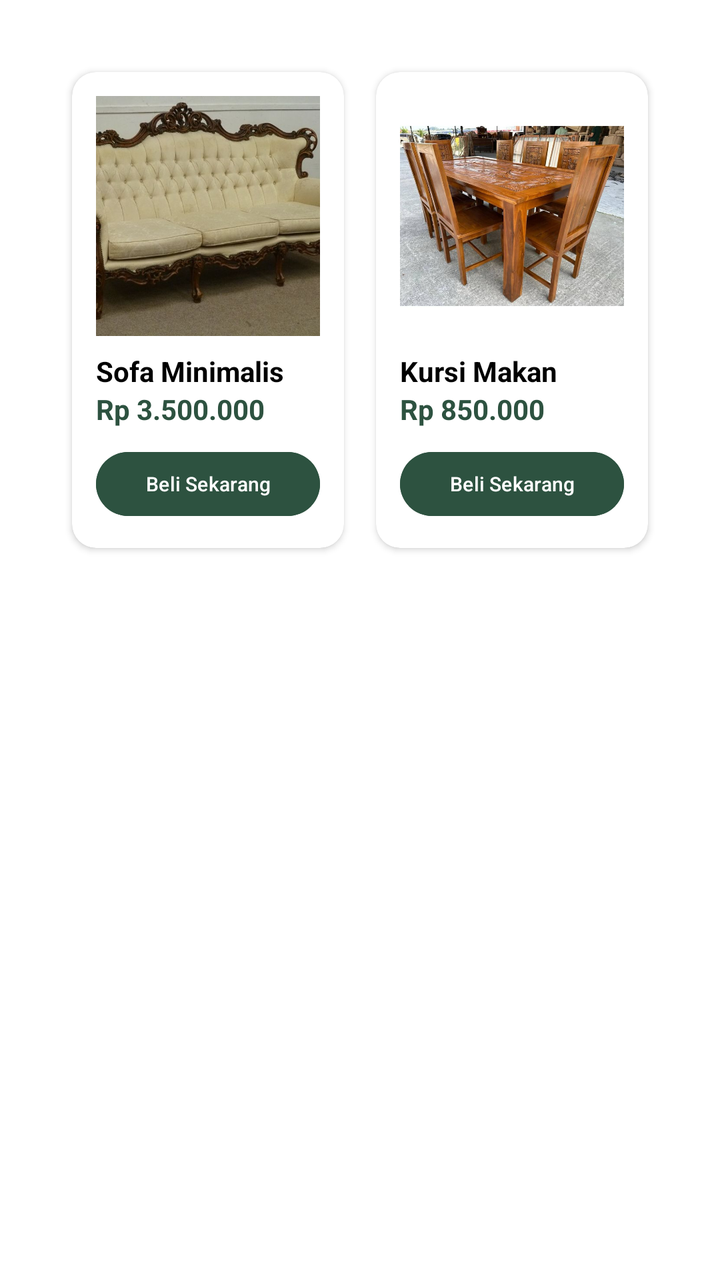
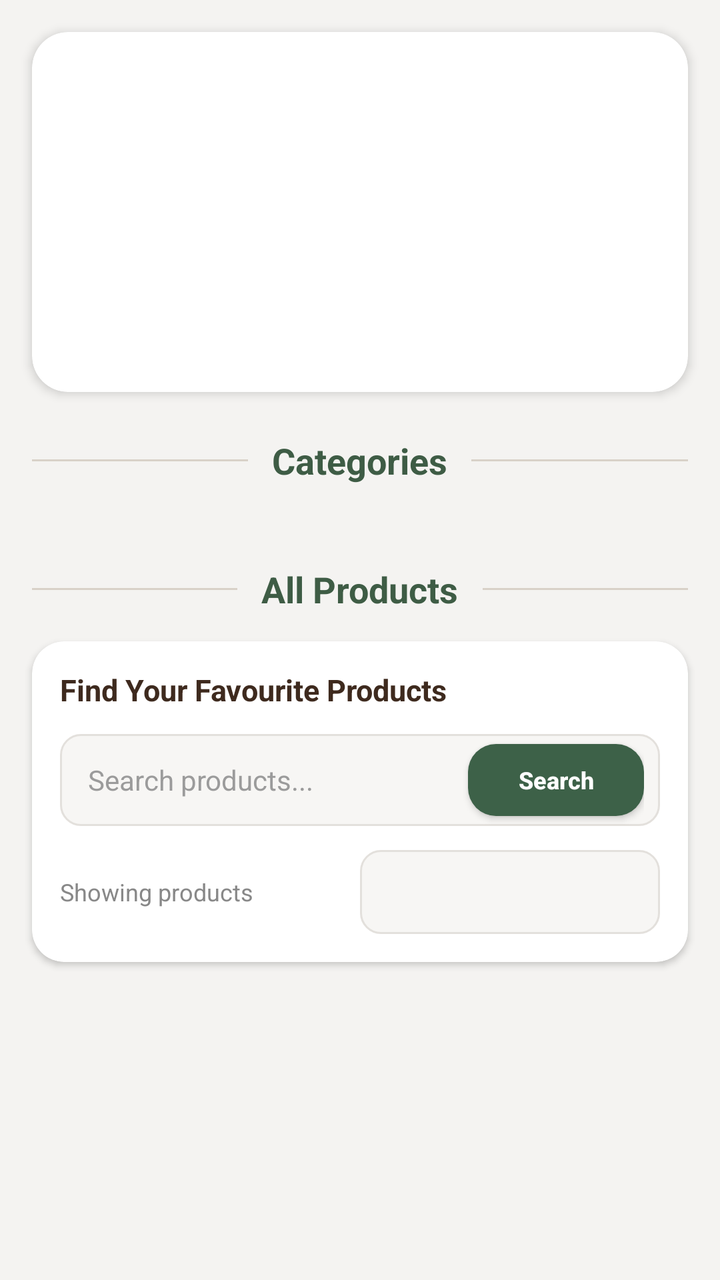

The first picture is an Android layout as it rendered before a commit; the second is the same layout after the commit. The layout source and the unified diff follow.
<!-- AndroidManifest.xml: application theme Theme.Proyek_UAS -->
<!-- res/layout/shop_fragment.xml -->
<?xml version="1.0" encoding="utf-8"?>
<androidx.constraintlayout.widget.ConstraintLayout
    xmlns:android="http://schemas.android.com/apk/res/android"
    xmlns:app="http://schemas.android.com/apk/res-auto"
    android:layout_width="match_parent"
    android:layout_height="match_parent"
    android:background="#F0F0F0">

    <LinearLayout
        android:layout_width="match_parent"
        android:layout_height="wrap_content"
        android:orientation="vertical">


        <LinearLayout
            android:layout_width="match_parent"
            android:layout_height="902dp"
            android:background="#FFFFFF"
            android:orientation="vertical"
            android:padding="20dp">

            <GridLayout
                android:layout_width="match_parent"
                android:layout_height="wrap_content"
                android:alignmentMode="alignMargins"
                android:columnCount="2"
                android:padding="8dp">

                <androidx.cardview.widget.CardView
                    android:layout_width="0dp"
                    android:layout_height="wrap_content"
                    android:layout_columnWeight="1"
                    android:layout_margin="8dp"
                    app:cardCornerRadius="12dp"
                    app:cardElevation="2dp">

                    <LinearLayout
                        android:layout_width="match_parent"
                        android:layout_height="wrap_content"
                        android:orientation="vertical"
                        android:padding="12dp">

                        <ImageView
                            android:id="@+id/img_produk_1"
                            android:layout_width="match_parent"
                            android:layout_height="120dp"
                            android:background="#E0E0E0"
                            android:scaleType="centerCrop"
                            android:src="@drawable/sofa" />

                        <TextView
                            android:layout_width="wrap_content"
                            android:layout_height="wrap_content"
                            android:layout_marginTop="8dp"
                            android:text="Sofa Minimalis"
                            android:textColor="#000000"
                            android:textStyle="bold" />

                        <TextView
                            android:layout_width="wrap_content"
                            android:layout_height="wrap_content"
                            android:text="Rp 3.500.000"
                            android:textColor="#2D5240"
                            android:textStyle="bold" />

                        <Button
                            android:layout_width="match_parent"
                            android:layout_height="40dp"
                            android:layout_marginTop="8dp"
                            android:backgroundTint="#2D5240"
                            android:text="Beli Sekarang"
                            android:textAllCaps="false"
                            android:textColor="#FFFFFF"
                            android:textSize="10sp" />
                    </LinearLayout>

                </androidx.cardview.widget.CardView>

                <androidx.cardview.widget.CardView
                    android:layout_width="0dp"
                    android:layout_height="wrap_content"
                    android:layout_columnWeight="1"
                    android:layout_margin="8dp"
                    app:cardCornerRadius="12dp"
                    app:cardElevation="2dp">

                    <LinearLayout
                        android:layout_width="match_parent"
                        android:layout_height="wrap_content"
                        android:orientation="vertical"
                        android:padding="12dp">

                        <ImageView
                            android:id="@+id/img_produk_2"
                            android:layout_width="match_parent"
                            android:layout_height="120dp"
                            android:background="#E0E0E0"
                            android:scaleType="centerCrop"
                            android:src="@drawable/meja_makan" />

                        <TextView
                            android:layout_width="wrap_content"
                            android:layout_height="wrap_content"
                            android:layout_marginTop="8dp"
                            android:text="Kursi Makan"
                            android:textColor="#000000"
                            android:textStyle="bold" />

                        <TextView
                            android:layout_width="wrap_content"
                            android:layout_height="wrap_content"
                            android:text="Rp 850.000"
                            android:textColor="#2D5240"
                            android:textStyle="bold" />

                        <Button
                            android:layout_width="match_parent"
                            android:layout_height="40dp"
                            android:layout_marginTop="8dp"
                            android:backgroundTint="#2D5240"
                            android:text="Beli Sekarang"
                            android:textAllCaps="false"
                            android:textColor="#FFFFFF"
                            android:textSize="10sp" />
                    </LinearLayout>

                </androidx.cardview.widget.CardView>

            </GridLayout>
        </LinearLayout>
    </LinearLayout>

</androidx.constraintlayout.widget.ConstraintLayout>
<!-- resources referenced by this layout -->
<resources>
  <!-- drawable meja_makan: jpeg bitmap (drawable, 96528 bytes) -->
  <!-- drawable sofa: jpeg bitmap (drawable, 56646 bytes) -->
  <style name="Theme.Proyek_UAS" parent="Base.Theme.Proyek_UAS" />
  <style name="Base.Theme.Proyek_UAS" parent="Theme.Material3.DayNight.NoActionBar">
          
          
      </style>
</resources>

<!-- the commit's change to res/layout/shop_fragment.xml (unified diff, before → after) -->
@@ -1,133 +1,396 @@
 <?xml version="1.0" encoding="utf-8"?>
-<androidx.constraintlayout.widget.ConstraintLayout
+<androidx.core.widget.NestedScrollView
     xmlns:android="http://schemas.android.com/apk/res/android"
     xmlns:app="http://schemas.android.com/apk/res-auto"
+    xmlns:tools="http://schemas.android.com/tools"
     android:layout_width="match_parent"
     android:layout_height="match_parent"
-    android:background="#F0F0F0">
+    android:background="#F4F3F1"
+    android:fillViewport="true"
+    tools:context=".ShopFragment">
 
     <LinearLayout
         android:layout_width="match_parent"
         android:layout_height="wrap_content"
-        android:orientation="vertical">
-
-
+        android:orientation="vertical"
+        android:paddingBottom="24dp">
+
+        
+        <androidx.cardview.widget.CardView
+            android:layout_width="match_parent"
+            android:layout_height="180dp"
+            android:layout_marginStart="16dp"
+            android:layout_marginTop="16dp"
+            android:layout_marginEnd="16dp"
+            app:cardCornerRadius="18dp"
+            app:cardElevation="3dp">
+
+            <FrameLayout
+                android:layout_width="match_parent"
+                android:layout_height="match_parent">
+
+                <androidx.viewpager2.widget.ViewPager2
+                    android:id="@+id/vpSlider"
+                    android:layout_width="match_parent"
+                    android:layout_height="match_parent" />
+
+                
+                <LinearLayout
+                    android:id="@+id/layoutDots"
+                    android:layout_width="wrap_content"
+                    android:layout_height="wrap_content"
+                    android:layout_gravity="bottom|center_horizontal"
+                    android:layout_marginBottom="12dp"
+                    android:gravity="center"
+                    android:orientation="horizontal" />
+
+            </FrameLayout>
+
+        </androidx.cardview.widget.CardView>
+
+        
         <LinearLayout
             android:layout_width="match_parent"
-            android:layout_height="902dp"
-            android:background="#FFFFFF"
-            android:orientation="vertical"
-            android:padding="20dp">
-
-            <GridLayout
+            android:layout_height="wrap_content"
+            android:layout_marginTop="22dp"
+            android:gravity="center_vertical"
+            android:orientation="horizontal"
+            android:paddingStart="16dp"
+            android:paddingEnd="16dp">
+
+            <View
+                android:layout_width="0dp"
+                android:layout_height="1dp"
+                android:layout_weight="1"
+                android:background="#D8D1C8" />
+
+            <TextView
+                android:layout_width="wrap_content"
+                android:layout_height="wrap_content"
+                android:layout_marginStart="12dp"
+                android:layout_marginEnd="12dp"
+                android:text="Categories"
+                android:textColor="#3E5C45"
+                android:textSize="18sp"
+                android:textStyle="bold" />
+
+            <View
+                android:layout_width="0dp"
+                android:layout_height="1dp"
+                android:layout_weight="1"
+                android:background="#D8D1C8" />
+
+        </LinearLayout>
+
+        
+        <androidx.recyclerview.widget.RecyclerView
+            android:id="@+id/rvKategori"
+            android:layout_width="match_parent"
+            android:layout_height="wrap_content"
+            android:layout_marginTop="14dp"
+            android:clipToPadding="false"
+            android:nestedScrollingEnabled="false"
+            android:paddingStart="16dp"
+            android:paddingEnd="16dp"
+            tools:itemCount="4"
+            tools:listitem="@layout/item_kategori" />
+
+        
+        <LinearLayout
+            android:id="@+id/sectionAllProducts"
+            android:layout_width="match_parent"
+            android:layout_height="wrap_content"
+            android:layout_marginTop="26dp"
+            android:gravity="center_vertical"
+            android:orientation="horizontal"
+            android:paddingStart="16dp"
+            android:paddingEnd="16dp">
+
+            <View
+                android:layout_width="0dp"
+                android:layout_height="1dp"
+                android:layout_weight="1"
+                android:background="#D8D1C8" />
+
+            <TextView
+                android:layout_width="wrap_content"
+                android:layout_height="wrap_content"
+                android:layout_marginStart="12dp"
+                android:layout_marginEnd="12dp"
+                android:text="All Products"
+                android:textColor="#3E5C45"
+                android:textSize="18sp"
+                android:textStyle="bold" />
+
+            <View
+                android:layout_width="0dp"
+                android:layout_height="1dp"
+                android:layout_weight="1"
+                android:background="#D8D1C8" />
+
+        </LinearLayout>
+
+        
+        <androidx.cardview.widget.CardView
+            android:layout_width="match_parent"
+            android:layout_height="wrap_content"
+            android:layout_marginStart="16dp"
+            android:layout_marginTop="14dp"
+            android:layout_marginEnd="16dp"
+            app:cardBackgroundColor="#FFFFFF"
+            app:cardCornerRadius="16dp"
+            app:cardElevation="2dp">
+
+            <LinearLayout
                 android:layout_width="match_parent"
                 android:layout_height="wrap_content"
-                android:alignmentMode="alignMargins"
-                android:columnCount="2"
-                android:padding="8dp">
-
-                <androidx.cardview.widget.CardView
-                    android:layout_width="0dp"
+                android:orientation="vertical"
+                android:padding="14dp">
+
+                <TextView
+                    android:layout_width="wrap_content"
                     android:layout_height="wrap_content"
-                    android:layout_columnWeight="1"
-                    android:layout_margin="8dp"
-                    app:cardCornerRadius="12dp"
-                    app:cardElevation="2dp">
-
-                    <LinearLayout
-                        android:layout_width="match_parent"
+                    android:text="Find Your Favourite Products"
+                    android:textColor="#3E2A1E"
+                    android:textSize="15sp"
+                    android:textStyle="bold" />
+
+                
+                <LinearLayout
+                    android:layout_width="match_parent"
+                    android:layout_height="46dp"
+                    android:layout_marginTop="12dp"
+                    android:background="@drawable/bg_input"
+                    android:gravity="center_vertical"
+                    android:orientation="horizontal"
+                    android:paddingStart="14dp"
+                    android:paddingEnd="8dp">
+
+                    <EditText
+                        android:id="@+id/etSearchProduk"
+                        android:layout_width="0dp"
+                        android:layout_height="match_parent"
+                        android:layout_weight="1"
+                        android:background="@android:color/transparent"
+                        android:hint="Search products..."
+                        android:inputType="text"
+                        android:singleLine="true"
+                        android:textColor="#222222"
+                        android:textColorHint="#9B9B9B"
+                        android:textSize="14sp" />
+
+                    <androidx.appcompat.widget.AppCompatButton
+                        android:id="@+id/btnSearchProduk"
+                        android:layout_width="88dp"
+                        android:layout_height="36dp"
+                        android:background="@drawable/bg_button_green"
+                        android:backgroundTint="@null"
+                        android:text="Search"
+                        android:textAllCaps="false"
+                        android:textColor="#FFFFFF"
+                        android:textSize="12sp"
+                        android:textStyle="bold" />
+
+                </LinearLayout>
+
+                
+                <LinearLayout
+                    android:layout_width="match_parent"
+                    android:layout_height="wrap_content"
+                    android:layout_marginTop="12dp"
+                    android:gravity="center_vertical"
+                    android:orientation="horizontal">
+
+                    <TextView
+                        android:id="@+id/tvResultInfo"
+                        android:layout_width="0dp"
                         android:layout_height="wrap_content"
-                        android:orientation="vertical"
-                        android:padding="12dp">
-
-                        <ImageView
-                            android:id="@+id/img_produk_1"
-                            android:layout_width="match_parent"
-                            android:layout_height="120dp"
-                            android:background="#E0E0E0"
-                            android:scaleType="centerCrop"
-                            android:src="@drawable/sofa" />
-
-                        <TextView
-                            android:layout_width="wrap_content"
-                            android:layout_height="wrap_content"
-                            android:layout_marginTop="8dp"
-                            android:text="Sofa Minimalis"
-                            android:textColor="#000000"
-                            android:textStyle="bold" />
-
-                        <TextView
-                            android:layout_width="wrap_content"
-                            android:layout_height="wrap_content"
-                            android:text="Rp 3.500.000"
-                            android:textColor="#2D5240"
-                            android:textStyle="bold" />
-
-                        <Button
-                            android:layout_width="match_parent"
-                            android:layout_height="40dp"
-                            android:layout_marginTop="8dp"
-                            android:backgroundTint="#2D5240"
-                            android:text="Beli Sekarang"
-                            android:textAllCaps="false"
-                            android:textColor="#FFFFFF"
-                            android:textSize="10sp" />
-                    </LinearLayout>
-
-                </androidx.cardview.widget.CardView>
-
-                <androidx.cardview.widget.CardView
-                    android:layout_width="0dp"
-                    android:layout_height="wrap_content"
-                    android:layout_columnWeight="1"
-                    android:layout_margin="8dp"
-                    app:cardCornerRadius="12dp"
-                    app:cardElevation="2dp">
-
-                    <LinearLayout
-                        android:layout_width="match_parent"
-                        android:layout_height="wrap_content"
-                        android:orientation="vertical"
-                        android:padding="12dp">
-
-                        <ImageView
-                            android:id="@+id/img_produk_2"
-                            android:layout_width="match_parent"
-                            android:layout_height="120dp"
-                            android:background="#E0E0E0"
-                            android:scaleType="centerCrop"
-                            android:src="@drawable/meja_makan" />
-
-                        <TextView
-                            android:layout_width="wrap_content"
-                            android:layout_height="wrap_content"
-                            android:layout_marginTop="8dp"
-                            android:text="Kursi Makan"
-                            android:textColor="#000000"
-                            android:textStyle="bold" />
-
-                        <TextView
-                            android:layout_width="wrap_content"
-                            android:layout_height="wrap_content"
-                            android:text="Rp 850.000"
-                            android:textColor="#2D5240"
-                            android:textStyle="bold" />
-
-                        <Button
-                            android:layout_width="match_parent"
-                            android:layout_height="40dp"
-                            android:layout_marginTop="8dp"
-                            android:backgroundTint="#2D5240"
-                            android:text="Beli Sekarang"
-                            android:textAllCaps="false"
-                            android:textColor="#FFFFFF"
-                            android:textSize="10sp" />
-                    </LinearLayout>
-
-                </androidx.cardview.widget.CardView>
-
-            </GridLayout>
-        </LinearLayout>
+                        android:layout_weight="1"
+                        android:text="Showing products"
+                        android:textColor="#888888"
+                        android:textSize="12sp" />
+
+                    <Spinner
+                        android:id="@+id/spinnerSortProduk"
+                        android:layout_width="150dp"
+                        android:layout_height="42dp"
+                        android:background="@drawable/bg_input"
+                        android:paddingStart="8dp"
+                        android:paddingEnd="8dp" />
+
+                </LinearLayout>
+
+            </LinearLayout>
+
+        </androidx.cardview.widget.CardView>
+
+        
+        <ProgressBar
+            android:id="@+id/progressProduk"
+            android:layout_width="wrap_content"
+            android:layout_height="wrap_content"
+            android:layout_gravity="center_horizontal"
+            android:layout_marginTop="20dp"
+            android:visibility="gone" />
+
+        
+        <TextView
+            android:id="@+id/tvProdukKosong"
+            android:layout_width="match_parent"
+            android:layout_height="wrap_content"
+            android:layout_marginTop="22dp"
+            android:gravity="center"
+            android:text="No products found."
+            android:textColor="#888888"
+            android:textSize="14sp"
+            android:visibility="gone" />
+
+        
+        <androidx.recyclerview.widget.RecyclerView
+            android:id="@+id/rvProduk"
+            android:layout_width="match_parent"
+            android:layout_height="wrap_content"
+            android:layout_marginTop="14dp"
+            android:clipToPadding="false"
+            android:nestedScrollingEnabled="false"
+            android:paddingStart="16dp"
+            android:paddingEnd="16dp"
+            tools:itemCount="6"
+            tools:listitem="@layout/item_produk" />
+
     </LinearLayout>
 
-</androidx.constraintlayout.widget.ConstraintLayout>
+</androidx.core.widget.NestedScrollView>
+<!-- res/layout/item_kategori.xml (included above) -->
+<?xml version="1.0" encoding="utf-8"?>
+<androidx.cardview.widget.CardView
+    xmlns:android="http://schemas.android.com/apk/res/android"
+    xmlns:app="http://schemas.android.com/apk/res-auto"
+    android:id="@+id/cardKategori"
+    android:layout_width="match_parent"
+    android:layout_height="135dp"
+    android:layout_margin="6dp"
+    app:cardCornerRadius="16dp"
+    app:cardElevation="3dp"
+    app:cardBackgroundColor="#FFFFFF">
+
+    <FrameLayout
+        android:layout_width="match_parent"
+        android:layout_height="match_parent">
+
+        <ImageView
+            android:id="@+id/imgKategori"
+            android:layout_width="match_parent"
+            android:layout_height="match_parent"
+            android:scaleType="centerCrop"
+            android:src="@drawable/home" />
+
+        <View
+            android:layout_width="match_parent"
+            android:layout_height="match_parent"
+            android:background="#33000000" />
+
+        <TextView
+            android:id="@+id/tvNamaKategori"
+            android:layout_width="match_parent"
+            android:layout_height="38dp"
+            android:layout_gravity="bottom"
+            android:background="#CC3E5C45"
+            android:gravity="center"
+            android:paddingStart="8dp"
+            android:paddingEnd="8dp"
+            android:singleLine="true"
+            android:text="Meja"
+            android:textColor="#FFFFFF"
+            android:textSize="13sp"
+            android:textStyle="bold" />
+
+    </FrameLayout>
+
+</androidx.cardview.widget.CardView>
+<!-- res/layout/item_produk.xml (included above) -->
+<?xml version="1.0" encoding="utf-8"?>
+<androidx.cardview.widget.CardView
+    xmlns:android="http://schemas.android.com/apk/res/android"
+    xmlns:app="http://schemas.android.com/apk/res-auto"
+    android:id="@+id/cardProduk"
+    android:layout_width="match_parent"
+    android:layout_height="wrap_content"
+    android:layout_margin="6dp"
+    app:cardCornerRadius="16dp"
+    app:cardElevation="3dp"
+    app:cardBackgroundColor="#FFFFFF">
+
+    <LinearLayout
+        android:layout_width="match_parent"
+        android:layout_height="wrap_content"
+        android:orientation="vertical"
+        android:padding="10dp">
+
+        <FrameLayout
+            android:layout_width="match_parent"
+            android:layout_height="135dp"
+            android:background="#F8F3EF">
+
+            <ImageView
+                android:id="@+id/imgProduk"
+                android:layout_width="match_parent"
+                android:layout_height="match_parent"
+                android:layout_gravity="center"
+                android:padding="8dp"
+                android:scaleType="centerInside"
+                android:src="@drawable/home" />
+
+        </FrameLayout>
+
+        <TextView
+            android:id="@+id/tvNamaProduk"
+            android:layout_width="match_parent"
+            android:layout_height="wrap_content"
+            android:layout_marginTop="10dp"
+            android:ellipsize="end"
+            android:gravity="center"
+            android:maxLines="2"
+            android:minHeight="38dp"
+            android:text="KURSI KAYU"
+            android:textColor="#2B1A12"
+            android:textSize="13sp"
+            android:textStyle="bold" />
+
+        <TextView
+            android:id="@+id/tvHargaProduk"
+            android:layout_width="match_parent"
+            android:layout_height="wrap_content"
+            android:layout_marginTop="3dp"
+            android:gravity="center"
+            android:text="Rp 500.000"
+            android:textColor="#C0392B"
+            android:textSize="13sp"
+            android:textStyle="bold" />
+
+        <TextView
+            android:id="@+id/tvStokProduk"
+            android:layout_width="match_parent"
+            android:layout_height="wrap_content"
+            android:layout_marginTop="3dp"
+            android:gravity="center"
+            android:text="Stok: 10"
+            android:textColor="#777777"
+            android:textSize="11sp" />
+
+        <androidx.appcompat.widget.AppCompatButton
+            android:id="@+id/btnAddCart"
+            android:layout_width="match_parent"
+            android:layout_height="42dp"
+            android:layout_marginTop="10dp"
+            android:background="@drawable/bg_button_green"
+            android:backgroundTint="@null"
+            android:text="ADD TO CART"
+            android:textAllCaps="false"
+            android:textColor="#FFFFFF"
+            android:textSize="12sp"
+            android:textStyle="bold" />
+
+    </LinearLayout>
+
+</androidx.cardview.widget.CardView>
<!-- resource entries referenced after the edit -->
@@ -1,7 +1,21 @@
 <!-- resources referenced by this layout -->
 <resources>
-  <!-- drawable meja_makan: jpeg bitmap (drawable, 96528 bytes) -->
-  <!-- drawable sofa: jpeg bitmap (drawable, 56646 bytes) -->
+  <!-- drawable bg_button_green (drawable) -->
+  <?xml version="1.0" encoding="utf-8"?>
+  <shape xmlns:android="http://schemas.android.com/apk/res/android">
+      <solid android:color="#3D6148" />
+      <corners android:radius="14dp" />
+  </shape>
+  <!-- drawable bg_input (drawable) -->
+  <?xml version="1.0" encoding="utf-8"?>
+  <shape xmlns:android="http://schemas.android.com/apk/res/android">
+      <solid android:color="#F7F6F4" />
+      <stroke
+          android:width="1dp"
+          android:color="#E3E0DC" />
+      <corners android:radius="10dp" />
+  </shape>
+  <!-- drawable home: png bitmap (drawable, 10175 bytes) -->
   <style name="Theme.Proyek_UAS" parent="Base.Theme.Proyek_UAS" />
   <style name="Base.Theme.Proyek_UAS" parent="Theme.Material3.DayNight.NoActionBar">
           
